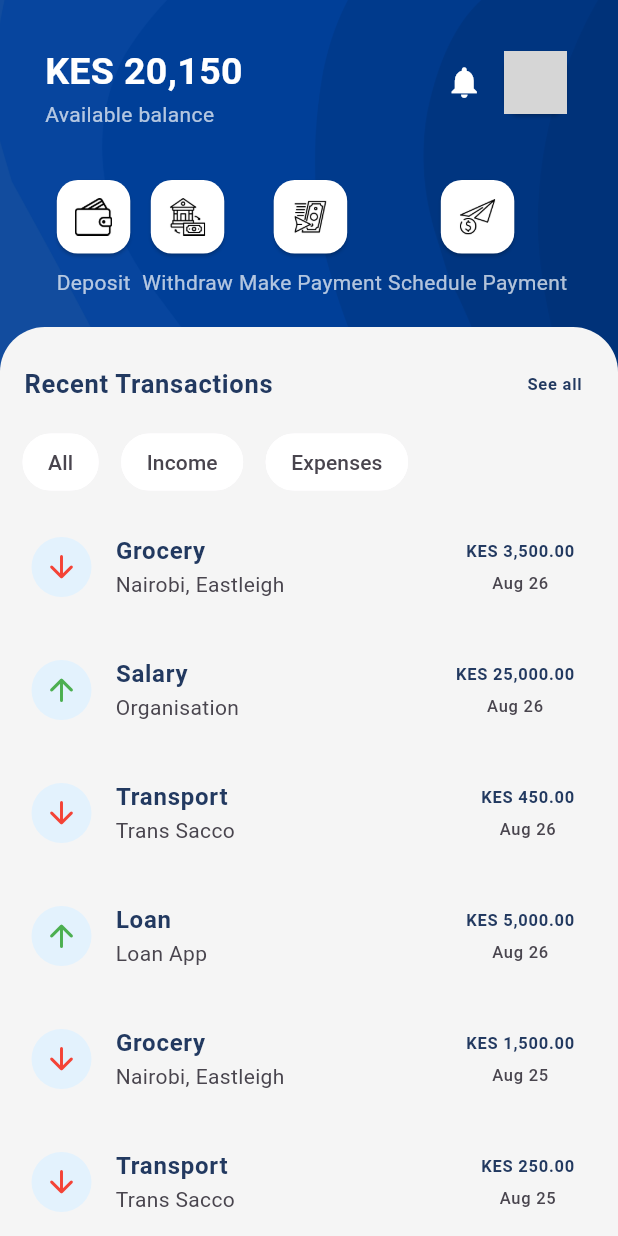
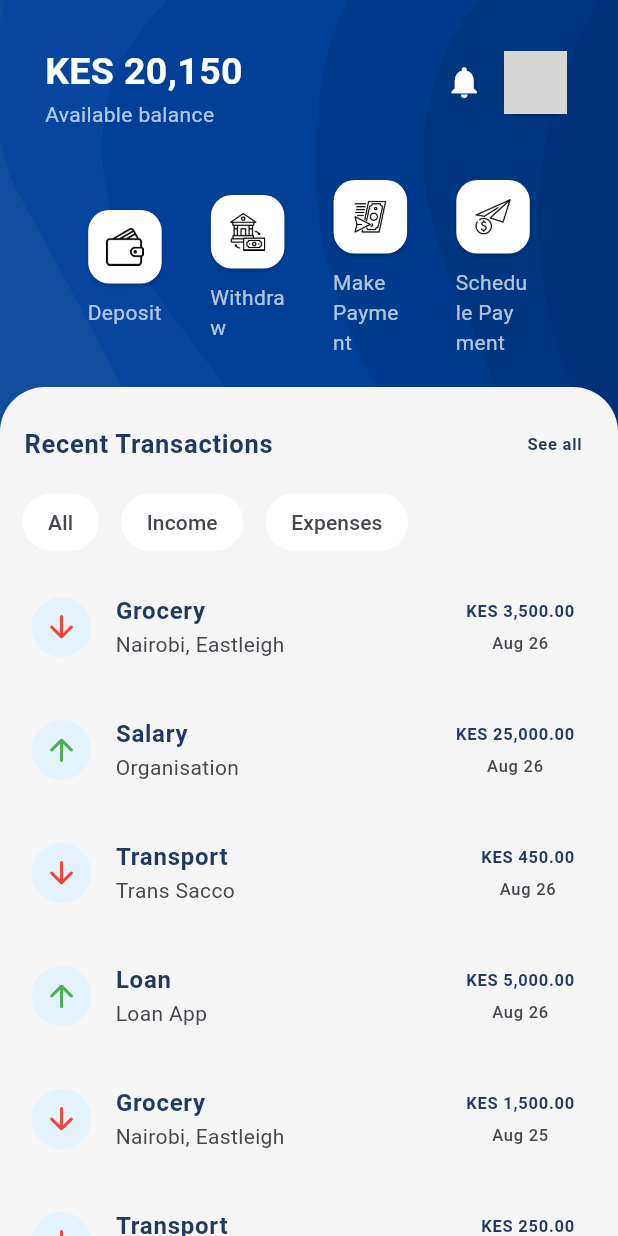
Before and after one commit to brianngeywo/banking_app, a Flutter app: the screen it shows after launch, on a phone screen of 412 x 824 dp. Run offline on Flutter 3.47's test engine with Material 2 defaults, Android fonts, the phone set to English and light mode, and no system bars; network calls fail; grey boxes are pictures that could not be loaded.

Commit message:
homepage complete

```diff
--- a/lib/homepage.dart
+++ b/lib/homepage.dart
@@ -194,13 +194,16 @@ Widget actionsWidget(MainAction action) {
         ),
       ),
       const SizedBox(height: 5),
-      Text(
-        action.title,
-        style: const TextStyle(
-          color: Colors.white70,
+      SizedBox(
+        child: Text(
+          action.title,
+          style: const TextStyle(
+            color: Colors.white70,
+          ),
+          softWrap: true,
         ),
-        softWrap: true,
-      )
+        width: 50,
+      ),
     ],
   );
 }
```
